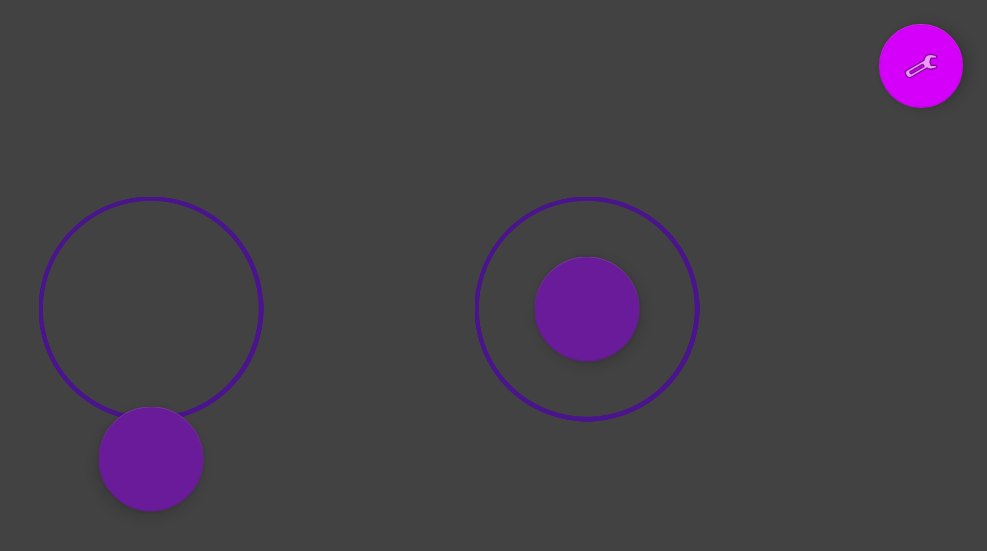
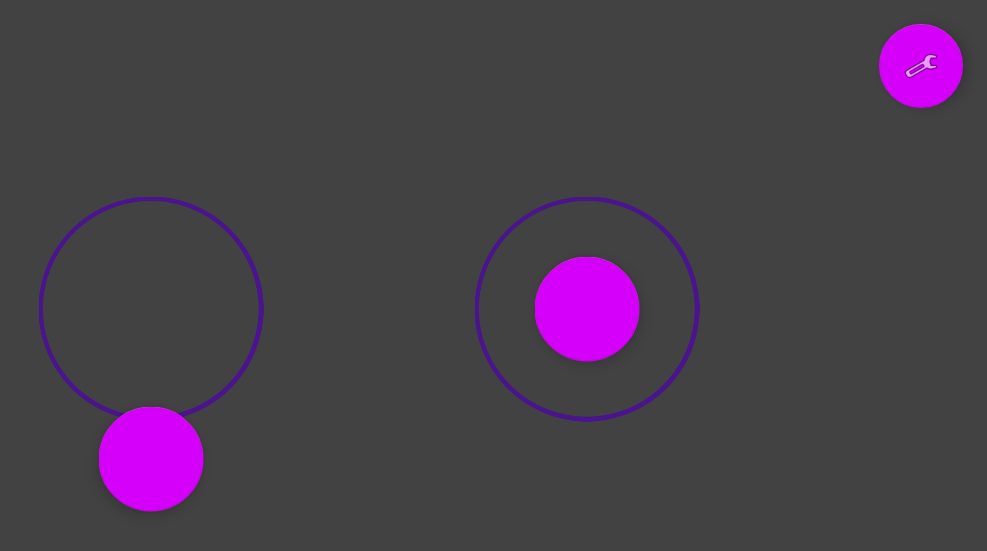
Before and after one commit to UniA19/Controller, an Android app: the screen it shows after launch (MainActivity), on a phone screen of 824 x 412 dp (held sideways). Shown: the top 551 px of the screen, without its empty margins (249-1236 px from the left). Run offline under Robolectric (Android 15) with nearby library versions, the phone set to English and light mode, and no system bars.

```diff
--- a/app/src/main/res/layout/fragment_controller.xml
+++ b/app/src/main/res/layout/fragment_controller.xml
@@ -9,7 +9,7 @@
     tools:context=".ControllerFragment">
 
     <diy.esp8266.controller.JoystickFAB
-        app:backgroundTint="@color/colorPrimary"
+        app:backgroundTint="@color/colorAccent"
         android:id="@+id/joystick_left"
         android:layout_width="70dp"
         android:layout_height="70dp"
@@ -17,7 +17,7 @@
         android:focusable="true" />
 
     <diy.esp8266.controller.JoystickFAB
-        app:backgroundTint="@color/colorPrimary"
+        app:backgroundTint="@color/colorAccent"
         android:id="@+id/joystick_right"
         android:layout_width="70dp"
         android:layout_height="70dp"
```
